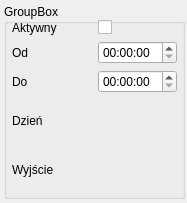
Before: the Qt Designer form src/timersSettings.ui in musashimm/aquamatcontrol, drawn with Qt 5.
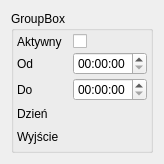
After: the same form once the commit is applied.

Patch:
```diff
--- a/src/timersSettings.ui
+++ b/src/timersSettings.ui
@@ -1,69 +1,33 @@
 <ui version="4.0" >
  <class>TimersSettings</class>
- <widget class="QWidget" name="TimersSettings" >
-  <property name="geometry" >
+ <widget class="QWidget" name="TimersSettings">
+  <property name="geometry">
    <rect>
     <x>0</x>
     <y>0</y>
-    <width>187</width>
-    <height>203</height>
+    <width>164</width>
+    <height>164</height>
    </rect>
   </property>
   <property name="windowTitle" >
    <string>Form</string>
   </property>
-  <widget class="QGroupBox" name="groupBox" >
-   <property name="geometry" >
-    <rect>
-     <x>4</x>
-     <y>4</y>
-     <width>181</width>
-     <height>195</height>
-    </rect>
-   </property>
-   <property name="title" >
+  <layout class="QGridLayout" name="gridLayout_2">
+   <item row="0" column="0">
+    <widget class="QGroupBox" name="groupBox">
+     <property name="title">
     <string>GroupBox</string>
    </property>
-   <widget class="QWidget" name="gridLayoutWidget" >
-    <property name="geometry" >
-     <rect>
-      <x>8</x>
-      <y>16</y>
-      <width>165</width>
-      <height>171</height>
-     </rect>
-    </property>
-    <layout class="QGridLayout" name="gridLayout" >
-     <item row="1" column="0" >
-      <widget class="QLabel" name="label" >
-       <property name="text" >
-        <string>Od</string>
-       </property>
-      </widget>
-     </item>
-     <item row="2" column="0" >
-      <widget class="QLabel" name="label_2" >
-       <property name="text" >
-        <string>Do</string>
-       </property>
-      </widget>
-     </item>
-     <item row="3" column="0" >
-      <widget class="QLabel" name="label_3" >
-       <property name="text" >
-        <string>Dzień</string>
-       </property>
-      </widget>
-     </item>
-     <item row="1" column="1" >
-      <widget class="QTimeEdit" name="e_from" />
-     </item>
-     <item row="2" column="1" >
-      <widget class="QTimeEdit" name="e_to" />
-     </item>
-     <item row="0" column="0" >
-      <widget class="QLabel" name="label_5" >
-       <property name="text" >
+     <layout class="QGridLayout" name="gridLayout">
+      <property name="margin">
+       <number>3</number>
+      </property>
+      <property name="spacing">
+       <number>3</number>
+      </property>
+      <item row="0" column="0">
+       <widget class="QLabel" name="label_5">
+        <property name="text">
         <string>Aktywny</string>
        </property>
       </widget>
@@ -78,16 +42,44 @@
        </property>
       </widget>
      </item>
-     <item row="4" column="0" >
-      <widget class="QLabel" name="label_4" >
-       <property name="text" >
+      <item row="1" column="0">
+       <widget class="QLabel" name="label">
+        <property name="text">
+         <string>Od</string>
+        </property>
+       </widget>
+      </item>
+      <item row="1" column="1">
+       <widget class="QTimeEdit" name="e_from"/>
+      </item>
+      <item row="2" column="0">
+       <widget class="QLabel" name="label_2">
+        <property name="text">
+         <string>Do</string>
+        </property>
+       </widget>
+      </item>
+      <item row="2" column="1">
+       <widget class="QTimeEdit" name="e_to"/>
+      </item>
+      <item row="3" column="0">
+       <widget class="QLabel" name="label_3">
+        <property name="text">
+         <string>Dzień</string>
+        </property>
+       </widget>
+      </item>
+      <item row="4" column="0">
+       <widget class="QLabel" name="label_4">
+        <property name="text">
         <string>Wyjście</string>
        </property>
       </widget>
      </item>
     </layout>
    </widget>
-  </widget>
+   </item>
+  </layout>
  </widget>
  <resources/>
  <connections/>
```
Left out of the diff: 13 changed lines with no effect on the pictures. Lines whose indentation alone changed are shown as unchanged.
